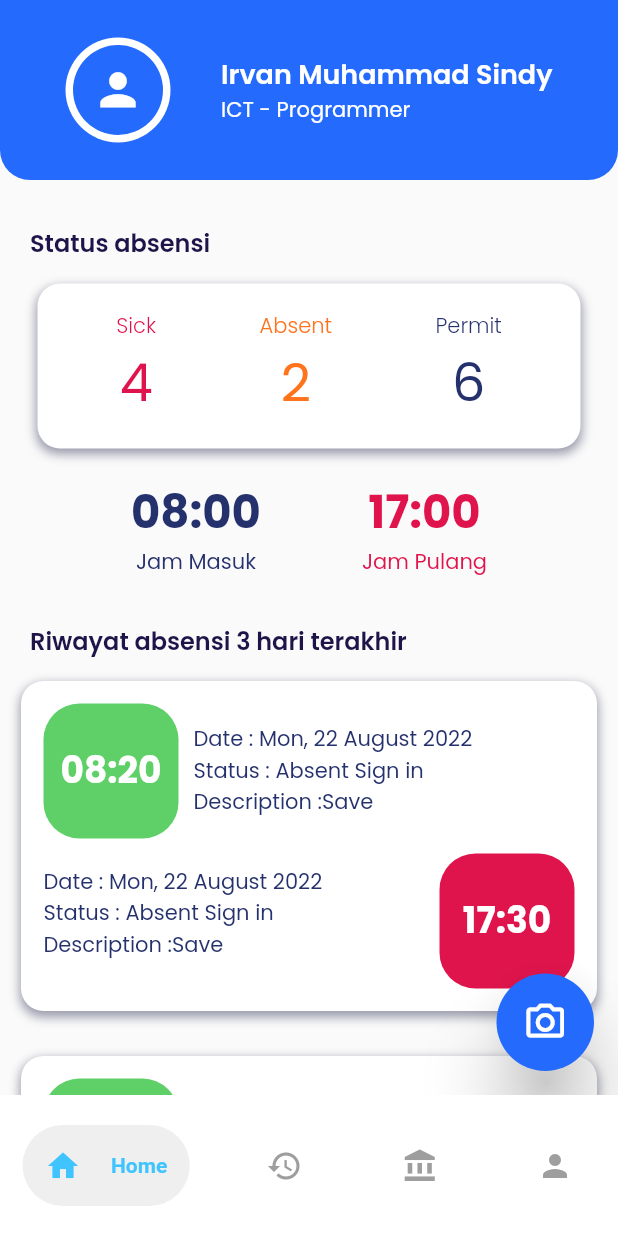
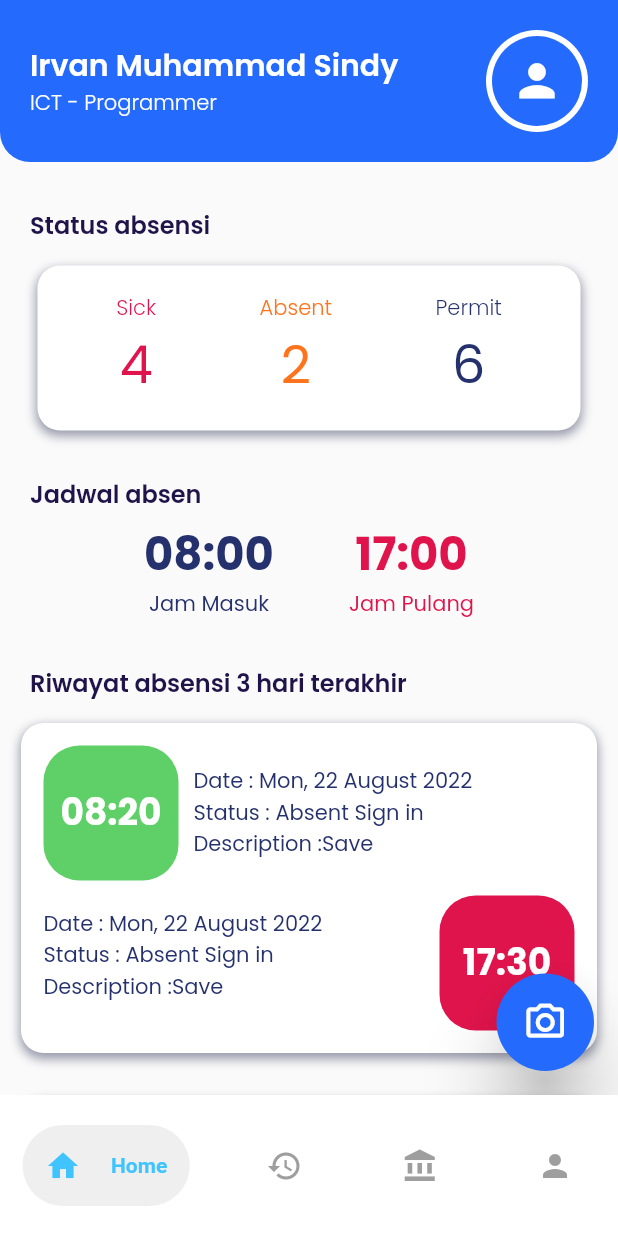
Before and after one commit to bagus11/flutter-attendance, a Flutter app: the screen it shows after launch, on a phone screen of 412 x 824 dp. Run offline on Flutter 3.47's test engine with Material 2 defaults, Android fonts, the phone set to English and light mode, and no system bars; drawn by our look-alikes of google_nav_bar; our stand-ins replace google_fonts.

Commit message:
widget jadwal absen. header history absen

```diff
--- a/lib/history.dart
+++ b/lib/history.dart
@@ -1,6 +1,7 @@
 import 'package:flutter/material.dart';
+// ignore: unused_import
 import 'package:google_fonts/google_fonts.dart';
-import 'theme/theme.dart';
+import 'package:attendance_frontend/theme/theme.dart';
 
 class HistoryPage extends StatefulWidget {
   const HistoryPage({Key? key}) : super(key: key);
@@ -11,9 +12,32 @@ class HistoryPage extends StatefulWidget {
 class _HistoryPageState extends State<HistoryPage> {
   @override
   Widget build(BuildContext context) {
+    PreferredSizeWidget header() {
+      return AppBar(
+        backgroundColor: whiteColor,
+        centerTitle: true,
+        elevation: 0.5,
+        leading: IconButton(
+          icon: Icon(
+            Icons.arrow_back_ios_new,
+            color: blueColor,
+          ),
+          onPressed: () => Navigator.pop(context),
+        ),
+        title: Text(
+          'Riwayat Absensi',
+          style: blueTextStyle.copyWith(
+            fontWeight: medium,
+            fontSize: 18.0,
+          ),
+        ),
+      );
+    }
+
     return Scaffold(
+      appBar: header(),
       body: Container(
-        margin: EdgeInsets.only(top: 20),
+        margin: const EdgeInsets.only(top: 20),
         child: Column(
           crossAxisAlignment: CrossAxisAlignment.center,
           children: [
--- a/lib/home.dart
+++ b/lib/home.dart
@@ -1,7 +1,9 @@
 import 'package:attendance_frontend/theme/theme.dart';
-import 'package:attendance_frontend/widget/status_absent.dart';
+import 'package:attendance_frontend/widget/header.dart';
+import 'package:attendance_frontend/widget/jadwal_absen.dart';
+import 'package:attendance_frontend/widget/status_absen.dart';
 import 'package:flutter/material.dart';
-import 'package:google_fonts/google_fonts.dart';
+// import 'package:google_fonts/google_fonts.dart';
 // ignore: unused_import
 import 'history.dart';
 import 'package:attendance_frontend/widget/history.dart';
@@ -19,62 +21,8 @@ class _HomeState extends State<Home> {
       body: SafeArea(
         child: ListView(
           children: [
-            Container(
-              decoration: BoxDecoration(
-                  color: blueColor,
-                  borderRadius: const BorderRadius.only(
-                    bottomLeft: Radius.circular(20),
-                    bottomRight: Radius.circular(20),
-                  )),
-              child: Column(children: [
-                Padding(
-                  padding: const EdgeInsets.symmetric(
-                    horizontal: 10,
-                    vertical: 15,
-                  ),
-                  child: Padding(
-                    padding: const EdgeInsets.symmetric(vertical: 10),
-                    // ignore: avoid_unnecessary_containers
-                    child: Container(
-                      child: Row(
-                          mainAxisAlignment: MainAxisAlignment.spaceEvenly,
-                          children: [
-                            CircleAvatar(
-                                radius: 35,
-                                backgroundColor: Colors.white,
-                                child: CircleAvatar(
-                                  backgroundColor: blueColor,
-                                  radius: 30,
-                                  child: Icon(
-                                    Icons.person,
-                                    size: 35,
-                                    color: whiteColor,
-                                  ),
-                                )),
-                            Column(
-                              crossAxisAlignment: CrossAxisAlignment.start,
-                              children: [
-                                Text(
-                                  // 'Bagus Slamet Oetomo',
-                                  'Irvan Muhammad Sindy',
-                                  style: whiteTextStyle.copyWith(
-                                    fontSize: 18,
-                                    fontWeight: semiBold,
-                                  ),
-                                ),
-                                Text(
-                                  'ICT - Programmer',
-                                  style:
-                                      GoogleFonts.poppins(color: Colors.white),
-                                )
-                              ],
-                            )
-                          ]),
-                    ),
-                  ),
-                ),
-              ]),
-            ),
+            // header
+            const Header(),
             Container(
               margin: const EdgeInsets.only(
                 top: 30,
@@ -92,48 +40,23 @@ class _HomeState extends State<Home> {
             ),
             // status absent
             const StatusAbsent(),
-            Padding(
-              padding: const EdgeInsets.symmetric(horizontal: 20),
-              child: Container(
-                margin: const EdgeInsets.only(top: 20),
-                child: Center(
-                  child: Row(
-                      mainAxisAlignment: MainAxisAlignment.spaceEvenly,
-                      children: [
-                        Column(
-                          children: [
-                            Text(
-                              '08:00',
-                              style: googleTime.copyWith(
-                                color: navyColor,
-                                fontWeight: bold,
-                              ),
-                            ),
-                            Text(
-                              'Jam Masuk',
-                              style: navyTextStyle,
-                            ),
-                          ],
-                        ),
-                        Column(
-                          children: [
-                            Text(
-                              '17:00',
-                              style: googleTime.copyWith(
-                                color: redColor,
-                                fontWeight: bold,
-                              ),
-                            ),
-                            Text(
-                              'Jam Pulang',
-                              style: redTextStyle,
-                            )
-                          ],
-                        )
-                      ]),
+            Container(
+              margin: const EdgeInsets.only(
+                top: 30,
+                right: 20,
+                left: 20,
+              ),
+              child: Text(
+                'Jadwal absen',
+                style: blackTextStyle.copyWith(
+                  fontSize: 16,
+                  fontWeight: semiBold,
+                  overflow: TextOverflow.ellipsis,
                 ),
               ),
             ),
+            // default in and out
+            const AbsentSchedule(),
             Container(
               margin: const EdgeInsets.only(
                 top: 30,
--- a/lib/homepage.dart
+++ b/lib/homepage.dart
@@ -1,3 +1,4 @@
+// ignore: unused_import
 import 'package:attendance_frontend/theme/theme.dart';
 import 'package:flutter/material.dart';
 // ignore: unused_import
@@ -14,17 +15,19 @@ class HomePage extends StatefulWidget {
 
 class _HomePageState extends State<HomePage> {
   int currentIndex = 0;
-  @override
+
   List<Widget> widgets = [
-    Home(),
-    HistoryPage(),
-    Center(
+    const Home(),
+    const HistoryPage(),
+    const Center(
       child: Text('Menu ke 3'),
     ),
-    Center(
+    const Center(
       child: Text('Menu ke 4'),
     ),
   ];
+
+  @override
   Widget build(BuildContext context) {
     return Scaffold(
       body: widgets[currentIndex],
@@ -42,29 +45,29 @@ class _HomePageState extends State<HomePage> {
               backgroundColor: Colors.white,
               color: Colors.grey,
               activeColor: Colors.white,
-              tabBackgroundColor: Color.fromARGB(255, 239, 239, 239),
-              padding: EdgeInsets.all(15),
+              tabBackgroundColor: const Color.fromARGB(255, 239, 239, 239),
+              padding: const EdgeInsets.all(15),
+              // ignore: prefer_const_literals_to_create_immutables
               tabs: [
-                // ignore: prefer_const_constructors
-                GButton(
+                const GButton(
                   icon: Icons.home,
                   text: 'Home',
                   textColor: Colors.lightBlueAccent,
                   iconActiveColor: Colors.lightBlueAccent,
                 ),
-                GButton(
+                const GButton(
                   icon: Icons.history,
                   text: 'History',
                   textColor: Colors.lightBlueAccent,
                   iconActiveColor: Colors.lightBlueAccent,
                 ),
-                GButton(
+                const GButton(
                   icon: Icons.account_balance,
                   text: 'Permit',
                   textColor: Colors.lightBlueAccent,
                   iconActiveColor: Colors.lightBlueAccent,
                 ),
-                GButton(
+                const GButton(
                   icon: Icons.person,
                   text: 'My Profile',
                   textColor: Colors.lightBlueAccent,
--- /dev/null
+++ b/lib/widget/header.dart
@@ -0,0 +1,64 @@
+import 'package:flutter/material.dart';
+import 'package:attendance_frontend/theme/theme.dart';
+
+class Header extends StatelessWidget {
+  const Header({super.key});
+
+  @override
+  Widget build(BuildContext context) {
+    return Container(
+      padding: const EdgeInsets.all(20),
+      decoration: BoxDecoration(
+        color: blueColor,
+        borderRadius: const BorderRadius.only(
+          bottomLeft: Radius.circular(20),
+          bottomRight: Radius.circular(20),
+        ),
+      ),
+      child: Row(
+        children: [
+          Expanded(
+            child: Column(
+              crossAxisAlignment: CrossAxisAlignment.start,
+              mainAxisAlignment: MainAxisAlignment.spaceAround,
+              children: [
+                Text(
+                  // 'Bagus Slamet Oetomo',
+                  'Irvan Muhammad Sindy',
+                  style: whiteTextStyle.copyWith(
+                    fontSize: 20,
+                    fontWeight: semiBold,
+                    overflow: TextOverflow.ellipsis,
+                  ),
+                ),
+                // const SizedBox(
+                //   height: 6,
+                // ),
+                Text(
+                  'ICT - Programmer',
+                  style: whiteTextStyle.copyWith(
+                    fontWeight: light,
+                    overflow: TextOverflow.ellipsis,
+                  ),
+                ),
+              ],
+            ),
+          ),
+          CircleAvatar(
+            radius: 34,
+            backgroundColor: Colors.white,
+            child: CircleAvatar(
+              backgroundColor: blueColor,
+              radius: 30,
+              child: Icon(
+                Icons.person,
+                size: 35,
+                color: whiteColor,
+              ),
+            ),
+          ),
+        ],
+      ),
+    );
+  }
+}
--- /dev/null
+++ b/lib/widget/jadwal_absen.dart
@@ -0,0 +1,58 @@
+import 'package:flutter/material.dart';
+import 'package:attendance_frontend/theme/theme.dart';
+
+class AbsentSchedule extends StatelessWidget {
+  const AbsentSchedule({super.key});
+
+  @override
+  Widget build(BuildContext context) {
+    return Container(
+      margin: const EdgeInsets.only(
+        top: 6,
+      ),
+      padding: const EdgeInsets.symmetric(
+        horizontal: 20,
+      ),
+      child: Center(
+        child: Row(
+          mainAxisAlignment: MainAxisAlignment.center,
+          children: [
+            Column(
+              children: [
+                Text(
+                  '08:00',
+                  style: googleTime.copyWith(
+                    color: navyColor,
+                    fontWeight: bold,
+                  ),
+                ),
+                Text(
+                  'Jam Masuk',
+                  style: navyTextStyle,
+                ),
+              ],
+            ),
+            const SizedBox(
+              width: 50,
+            ),
+            Column(
+              children: [
+                Text(
+                  '17:00',
+                  style: googleTime.copyWith(
+                    color: redColor,
+                    fontWeight: bold,
+                  ),
+                ),
+                Text(
+                  'Jam Pulang',
+                  style: redTextStyle,
+                )
+              ],
+            )
+          ],
+        ),
+      ),
+    );
+  }
+}
```
Also changed, not shown: lib/widget/status_absen.dart (renamed from lib/widget/status_absent.dart).
